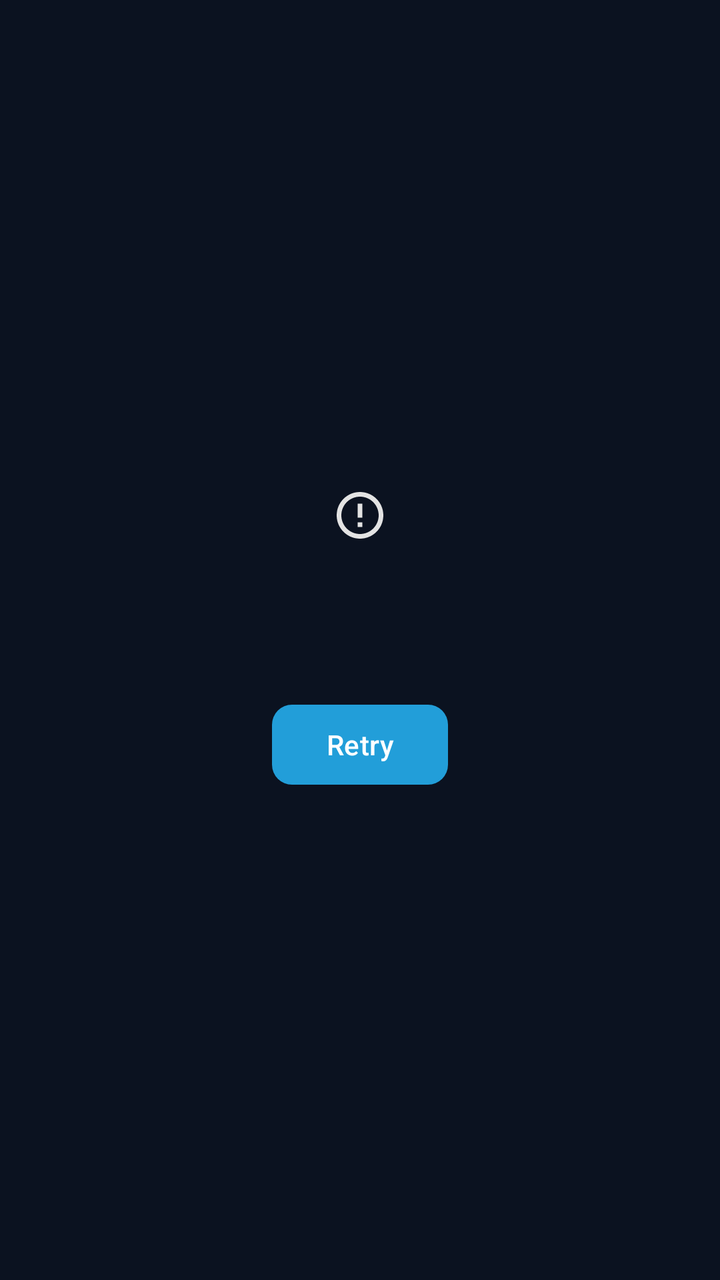
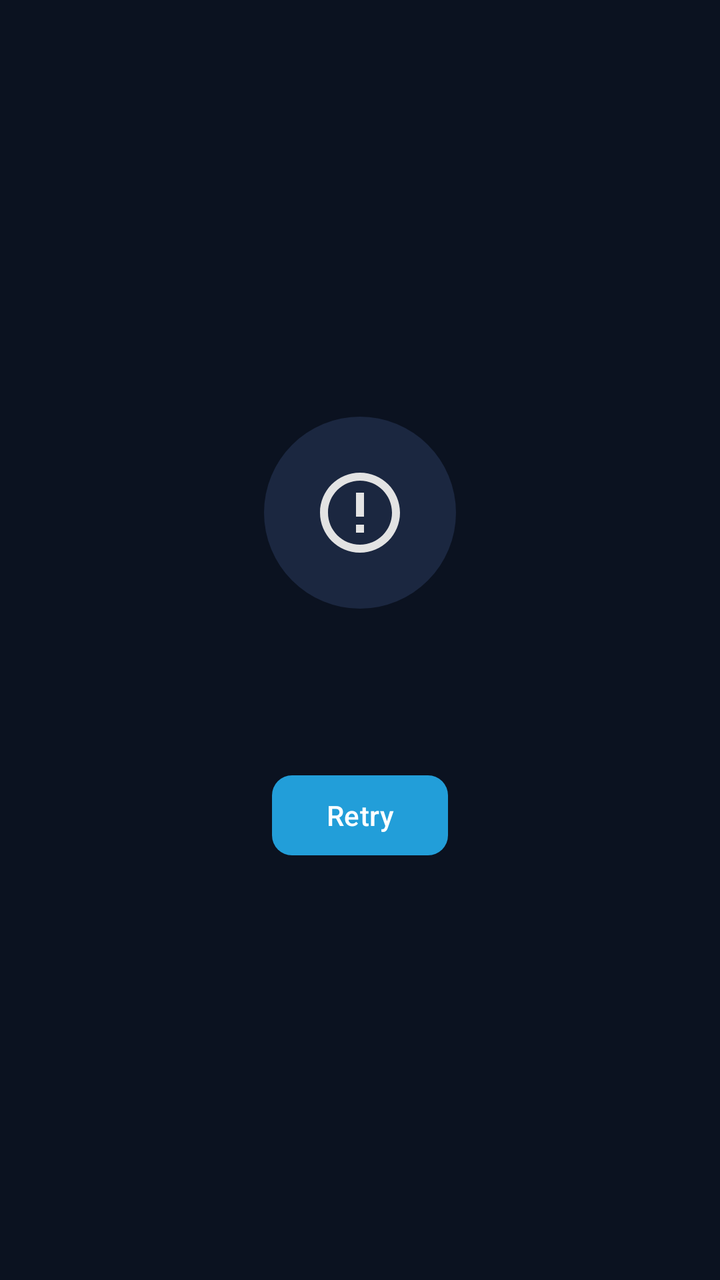

Screens rendered from an Android XML layout before and after an edit, with the pre-edit source and the edit as a unified diff.
<!-- AndroidManifest.xml: application theme Theme.NobiStream -->
<!-- res/layout/view_error_state.xml -->
<?xml version="1.0" encoding="utf-8"?>
<LinearLayout xmlns:android="http://schemas.android.com/apk/res/android"
    android:layout_width="match_parent"
    android:layout_height="match_parent"
    android:gravity="center"
    android:orientation="vertical"
    android:padding="@dimen/spacing_24">

    <ImageView
        android:id="@+id/errorIcon"
        android:layout_width="@dimen/icon_size_large"
        android:layout_height="@dimen/icon_size_large"
        android:src="@drawable/ic_error"
        android:contentDescription="@null" />

    <TextView
        android:id="@+id/errorTitle"
        style="@style/Text.NobiStream.Section"
        android:layout_width="wrap_content"
        android:layout_height="wrap_content"
        android:layout_marginTop="@dimen/spacing_12"
        android:gravity="center" />

    <TextView
        android:id="@+id/errorBody"
        style="@style/Text.NobiStream.Caption"
        android:layout_width="wrap_content"
        android:layout_height="wrap_content"
        android:layout_marginTop="@dimen/spacing_8"
        android:gravity="center" />

    <com.google.android.material.button.MaterialButton
        android:id="@+id/errorRetry"
        style="@style/Widget.NobiStream.Button.Primary.Small"
        android:layout_width="wrap_content"
        android:layout_height="wrap_content"
        android:layout_marginTop="@dimen/spacing_16"
        android:text="@string/common_retry" />

    <com.google.android.material.button.MaterialButton
        android:id="@+id/errorDismiss"
        style="@style/Widget.NobiStream.Button.Text"
        android:layout_width="wrap_content"
        android:layout_height="wrap_content"
        android:layout_marginTop="@dimen/spacing_8"
        android:text="@string/common_close"
        android:visibility="gone" />

</LinearLayout>
<!-- resources referenced by this layout -->
<resources>
  <dimen name="icon_size_large">28dp</dimen>
  <dimen name="spacing_12">12dp</dimen>
  <dimen name="spacing_16">16dp</dimen>
  <dimen name="spacing_24">24dp</dimen>
  <dimen name="spacing_8">8dp</dimen>
  <string name="common_close">Close</string>
  <string name="common_retry">Retry</string>
  <style name="Text.NobiStream.Caption" parent="TextAppearance.Material3.BodySmall">
          <item name="android:textSize">@dimen/text_caption</item>
          <item name="android:textColor">@color/text_secondary</item>
      </style>
  <style name="Text.NobiStream.Section" parent="TextAppearance.Material3.TitleMedium">
          <item name="android:textSize">@dimen/text_section</item>
          <item name="android:textColor">@color/text_primary</item>
          <item name="android:fontFamily">sans-serif-medium</item>
      </style>
  <style name="Widget.NobiStream.Button.Primary.Small" parent="Widget.NobiStream.Button.Primary">
          <item name="android:minHeight">@dimen/button_height_small</item>
          <item name="android:textSize">@dimen/text_body</item>
      </style>
  <style name="Widget.NobiStream.Button.Text" parent="Widget.Material3.Button.TextButton">
          <item name="android:minHeight">@dimen/button_height_small</item>
          <item name="android:textColor">@color/primary</item>
      </style>
  <dimen name="text_caption">12sp</dimen>
  <color name="text_secondary">#9AA8BC</color>
  <dimen name="text_section">18sp</dimen>
  <color name="text_primary">#FFFFFF</color>
  <style name="Widget.NobiStream.Button.Primary" parent="Widget.Material3.Button">
          <item name="android:minHeight">@dimen/button_height</item>
          <item name="cornerRadius">@dimen/corner_small</item>
      </style>
  <dimen name="button_height_small">48dp</dimen>
  <dimen name="text_body">14sp</dimen>
  <color name="primary">#229ED9</color>
  <color name="primary_dark">#1B7FB8</color>
  <color name="background">#0B1220</color>
  <color name="surface">#131C2E</color>
  <color name="surface_variant">#1B2740</color>
  <color name="on_surface_variant">#C4D0E0</color>
  <color name="error">#E5484D</color>
  <color name="on_error">#FFFFFF</color>
  <style name="Theme.NobiStream.BottomSheetDialog" parent="ThemeOverlay.Material3.BottomSheetDialog">
          <item name="bottomSheetStyle">@style/Widget.NobiStream.BottomSheet</item>
      </style>
  <style name="Theme.NobiStream.ActivityTransitions" parent="@android:style/Animation.Activity">
          <item name="android:activityOpenEnterAnimation">@anim/slide_in_right</item>
          <item name="android:activityOpenExitAnimation">@anim/slide_out_left</item>
          <item name="android:activityCloseEnterAnimation">@anim/slide_in_left</item>
          <item name="android:activityCloseExitAnimation">@anim/slide_out_right</item>
      </style>
  <dimen name="button_height">52dp</dimen>
  <dimen name="corner_small">10dp</dimen>
  <style name="Shape.NobiStream.Dialog" parent="ShapeAppearance.Material3.MediumComponent">
          <item name="cornerFamily">rounded</item>
          <item name="cornerSize">@dimen/corner_dialog</item>
      </style>
  <style name="Widget.NobiStream.BottomSheet" parent="Widget.Material3.BottomSheet">
          <item name="backgroundTint">@color/surface</item>
          <item name="shapeAppearance">@style/Shape.NobiStream.BottomSheet</item>
      </style>
  <dimen name="corner_dialog">24dp</dimen>
  <style name="Shape.NobiStream.BottomSheet" parent="ShapeAppearance.Material3.LargeComponent">
          <item name="cornerFamily">rounded</item>
          <item name="cornerSizeTopLeft">@dimen/corner_sheet</item>
          <item name="cornerSizeTopRight">@dimen/corner_sheet</item>
          <item name="cornerSizeBottomLeft">0dp</item>
          <item name="cornerSizeBottomRight">0dp</item>
      </style>
  <dimen name="corner_sheet">24dp</dimen>
  <!-- unchanged entries left out for length: 3 -->
</resources>

<!-- the commit's change to res/layout/view_error_state.xml (unified diff, before → after) -->
@@ -6,12 +6,19 @@
     android:orientation="vertical"
     android:padding="@dimen/spacing_24">
 
-    <ImageView
-        android:id="@+id/errorIcon"
-        android:layout_width="@dimen/icon_size_large"
-        android:layout_height="@dimen/icon_size_large"
-        android:src="@drawable/ic_error"
-        android:contentDescription="@null" />
+    <FrameLayout
+        android:layout_width="96dp"
+        android:layout_height="96dp"
+        android:background="@drawable/v8_state_circle">
+
+        <ImageView
+            android:id="@+id/errorIcon"
+            android:layout_width="48dp"
+            android:layout_height="48dp"
+            android:layout_gravity="center"
+            android:src="@drawable/ic_error"
+            android:contentDescription="@null" />
+    </FrameLayout>
 
     <TextView
         android:id="@+id/errorTitle"
@@ -23,17 +30,18 @@
 
     <TextView
         android:id="@+id/errorBody"
-        style="@style/Text.NobiStream.Caption"
+        style="@style/Text.NobiStream.BodySecondary"
         android:layout_width="wrap_content"
         android:layout_height="wrap_content"
         android:layout_marginTop="@dimen/spacing_8"
-        android:gravity="center" />
+        android:gravity="center"
+        android:maxWidth="280dp" />
 
     <com.google.android.material.button.MaterialButton
         android:id="@+id/errorRetry"
         style="@style/Widget.NobiStream.Button.Primary.Small"
         android:layout_width="wrap_content"
-        android:layout_height="wrap_content"
+        android:layout_height="@dimen/button_height_small"
         android:layout_marginTop="@dimen/spacing_16"
         android:text="@string/common_retry" />
 
<!-- resource entries referenced after the edit -->
@@ -1,14 +1,19 @@
 <!-- resources referenced by this layout -->
 <resources>
-  <dimen name="icon_size_large">28dp</dimen>
   <dimen name="spacing_12">12dp</dimen>
   <dimen name="spacing_16">16dp</dimen>
   <dimen name="spacing_24">24dp</dimen>
   <dimen name="spacing_8">8dp</dimen>
+  <!-- drawable v8_state_circle (drawable) -->
+  <?xml version="1.0" encoding="utf-8"?>
+  <shape xmlns:android="http://schemas.android.com/apk/res/android"
+      android:shape="oval">
+      <solid android:color="@color/surface_variant" />
+  </shape>
   <string name="common_close">Close</string>
   <string name="common_retry">Retry</string>
-  <style name="Text.NobiStream.Caption" parent="TextAppearance.Material3.BodySmall">
-          <item name="android:textSize">@dimen/text_caption</item>
+  <style name="Text.NobiStream.BodySecondary" parent="TextAppearance.Material3.BodyMedium">
+          <item name="android:textSize">@dimen/text_body</item>
           <item name="android:textColor">@color/text_secondary</item>
       </style>
   <style name="Text.NobiStream.Section" parent="TextAppearance.Material3.TitleMedium">
@@ -24,7 +29,6 @@
           <item name="android:minHeight">@dimen/button_height_small</item>
           <item name="android:textColor">@color/primary</item>
       </style>
-  <dimen name="text_caption">12sp</dimen>
   <color name="text_secondary">#9AA8BC</color>
   <dimen name="text_section">18sp</dimen>
   <color name="text_primary">#FFFFFF</color>
